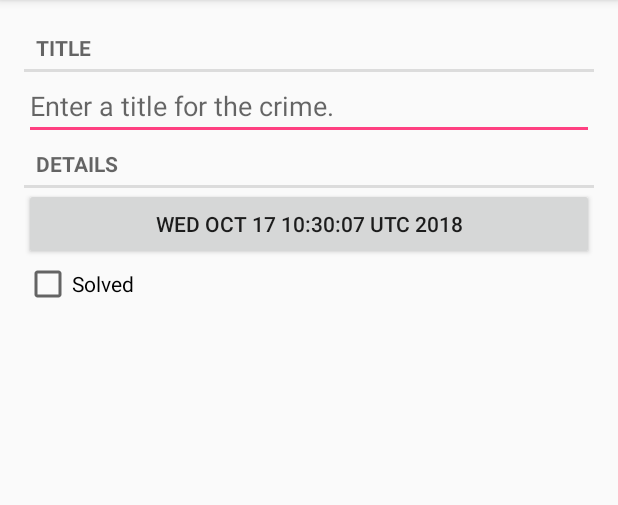
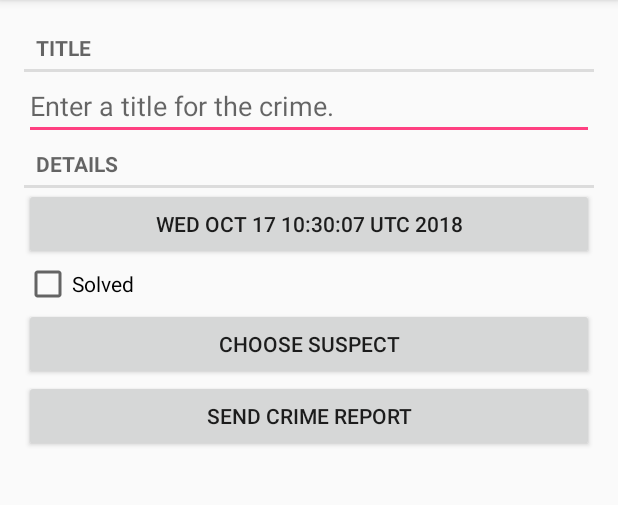
Before and after one commit to angrylobster/criminal-intent, an Android app: the screen it shows after launch (CrimePagerActivity), after a tap on "New Crime", on a phone screen of 412 x 824 dp, the part 84-589 px from its top. Run offline under Robolectric (Android 15) with nearby library versions, the phone set to English and light mode, and no system bars.

Commit message:
Add intents for accessing Contacts to change suspect

```diff
--- a/app/src/main/AndroidManifest.xml
+++ b/app/src/main/AndroidManifest.xml
@@ -3,7 +3,7 @@
     package="com.example.shan.criminalintent" >
 
     <application
-        android:allowBackup="true"
+        android:allowBackup="false"
         android:icon="@mipmap/ic_launcher"
         android:label="@string/app_name"
         android:roundIcon="@mipmap/ic_launcher_round"
--- a/app/src/main/java/com/example/shan/criminalintent/Crime.java
+++ b/app/src/main/java/com/example/shan/criminalintent/Crime.java
@@ -8,6 +8,7 @@ public class Crime {
     private String mTitle;
     private Date mDate;
     private boolean mSolved;
+    private String mSuspect;
 
     public Crime() {
         this(UUID.randomUUID());
@@ -24,6 +25,13 @@ public class Crime {
 
     public String getTitle() {
         return mTitle;
+    }
+
+    public String getSuspect() {
+        return mSuspect;
+    }
+    public void setSuspect(String suspect) {
+        mSuspect = suspect;
     }
 
     public Date getDate() {
--- a/app/src/main/java/com/example/shan/criminalintent/CrimeLab.java
+++ b/app/src/main/java/com/example/shan/criminalintent/CrimeLab.java
@@ -98,6 +98,7 @@ public class CrimeLab {
         contentValues.put(Cols.TITLE, crime.getTitle());
         contentValues.put(Cols.DATE, crime.getDate().getTime());
         contentValues.put(Cols.SOLVED, crime.isSolved() ? 1 : 0);
+        contentValues.put(Cols.SUSPECT, crime.getSuspect());
 
         return contentValues;
     }
--- a/app/src/main/java/com/example/shan/criminalintent/database/CrimeBaseHelper.java
+++ b/app/src/main/java/com/example/shan/criminalintent/database/CrimeBaseHelper.java
@@ -25,7 +25,8 @@ public class CrimeBaseHelper extends SQLiteOpenHelper{
                 Cols.UUID + ", " +
                 Cols.TITLE + ", " +
                 Cols.DATE + ", " +
-                Cols.SOLVED +
+                Cols.SOLVED + ", " +
+                Cols.SUSPECT +
                 ")"
         );
     }
--- a/app/src/main/java/com/example/shan/criminalintent/database/CrimeCursorWrapper.java
+++ b/app/src/main/java/com/example/shan/criminalintent/database/CrimeCursorWrapper.java
@@ -20,11 +20,13 @@ public class CrimeCursorWrapper extends CursorWrapper {
         String title = getString(getColumnIndex(CrimeTable.Cols.TITLE));
         long date = getLong(getColumnIndex(CrimeTable.Cols.DATE));
         int isSolved = getInt(getColumnIndex(CrimeTable.Cols.SOLVED));
+        String suspect = getString(getColumnIndex(CrimeTable.Cols.SUSPECT));
 
         Crime crime = new Crime(UUID.fromString(uuidString));
         crime.setTitle(title);
         crime.setDate(new Date(date));
         crime.setSolved(isSolved !=0);
+        crime.setSuspect(suspect);
 
         return crime;
     }
--- a/app/src/main/java/com/example/shan/criminalintent/database/CrimeDbSchema.java
+++ b/app/src/main/java/com/example/shan/criminalintent/database/CrimeDbSchema.java
@@ -9,6 +9,7 @@ public class CrimeDbSchema {
             public static final String TITLE = "title";
             public static final String DATE = "date";
             public static final String SOLVED = "solved";
+            public static final String SUSPECT = "suspect";
         }
 
     }
--- a/app/src/main/res/layout/fragment_crime.xml
+++ b/app/src/main/res/layout/fragment_crime.xml
@@ -34,4 +34,16 @@
         android:layout_height="wrap_content"
         android:text="@string/crime_solved_label"/>
 
+    <Button
+        android:id="@+id/crime_suspect"
+        android:layout_width="match_parent"
+        android:layout_height="wrap_content"
+        android:text="@string/crime_suspect_text"/>
+
+    <Button
+        android:id="@+id/crime_report"
+        android:layout_width="match_parent"
+        android:layout_height="wrap_content"
+        android:text="@string/crime_report_text"/>
+
 </LinearLayout>
--- a/app/src/main/res/values/strings.xml
+++ b/app/src/main/res/values/strings.xml
@@ -9,4 +9,15 @@
     <string name="show_subtitle">Show Subtitle</string>
     <string name="hide_subtitle">Hide Subtitle</string>
     <string name="subtitle_format">%1$d crimes</string>
+    <string name="crime_suspect_text">Choose Suspect</string>
+    <string name="crime_report_text">Send Crime Report</string>
+    <string name="crime_report">%1$s!
+The crime was discovered on %2$s. %3$s, and %4$s
+</string>
+    <string name="crime_report_solved">The case is solved</string>
+    <string name="crime_report_unsolved">The case is not solved</string>
+    <string name="crime_report_no_suspect">there is no suspect.</string>
+    <string name="crime_report_suspect">the suspect is %s.</string>
+    <string name="crime_report_subject">CriminalIntent Crime Report</string>
+    <string name="send_report">Send crime report via</string>
 </resources>
```
Also changed, not shown: app/src/main/java/com/example/shan/criminalintent/CrimeFragment.java (+79 -0 lines).
